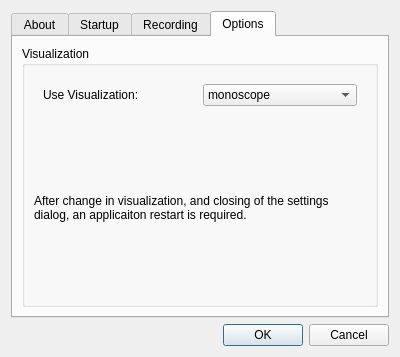
Before: the Qt Designer form finny/ui/Settings.ui in RyanNerd/finny, drawn with Qt 5.
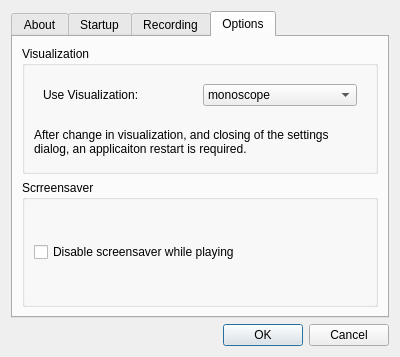
After: the same form once the commit is applied. Icons and pictures are not drawn.

Commit message: Added code to disable screensaver while application is running. HOWEVER, to get it working (under ubuntu) I'm making an atrocious call to gnome 'poke' screensaver. This has got to be corrected/improved (without breaking it.)

```diff
--- a/finny/ui/Settings.ui
+++ b/finny/ui/Settings.ui
@@ -475,6 +475,22 @@
          </layout>
         </widget>
        </item>
+       <item>
+        <widget class="QGroupBox" name="groupBox_4">
+         <property name="title">
+          <string>Scrreensaver</string>
+         </property>
+         <layout class="QVBoxLayout" name="verticalLayout_12">
+          <item>
+           <widget class="QCheckBox" name="DisableScreensaver">
+            <property name="text">
+             <string>Disable screensaver while playing</string>
+            </property>
+           </widget>
+          </item>
+         </layout>
+        </widget>
+       </item>
       </layout>
      </widget>
     </widget>
```
The commit also changes 6 other files.
